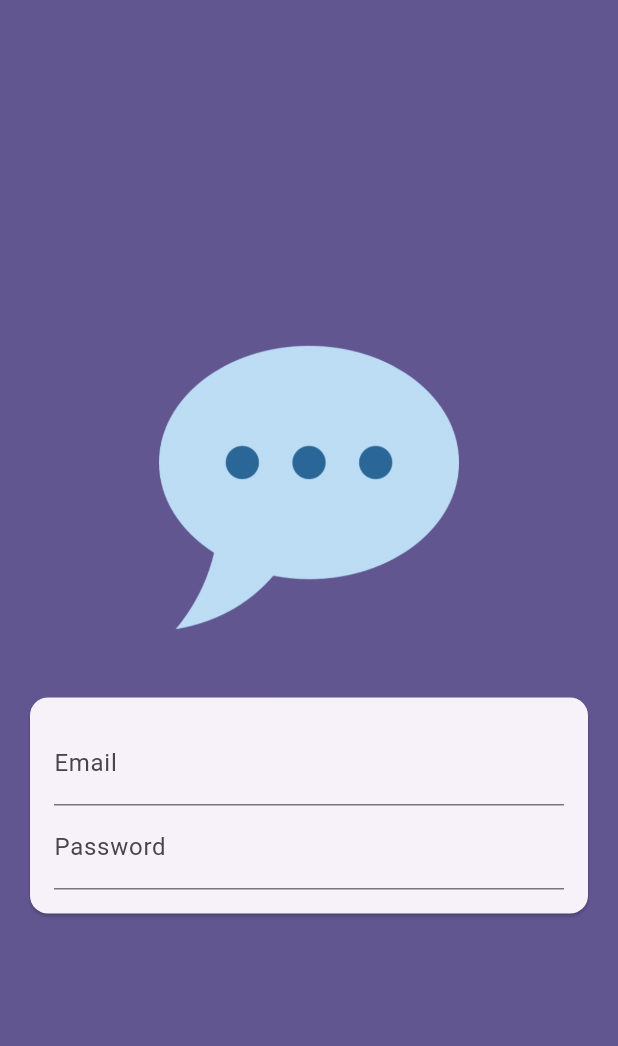
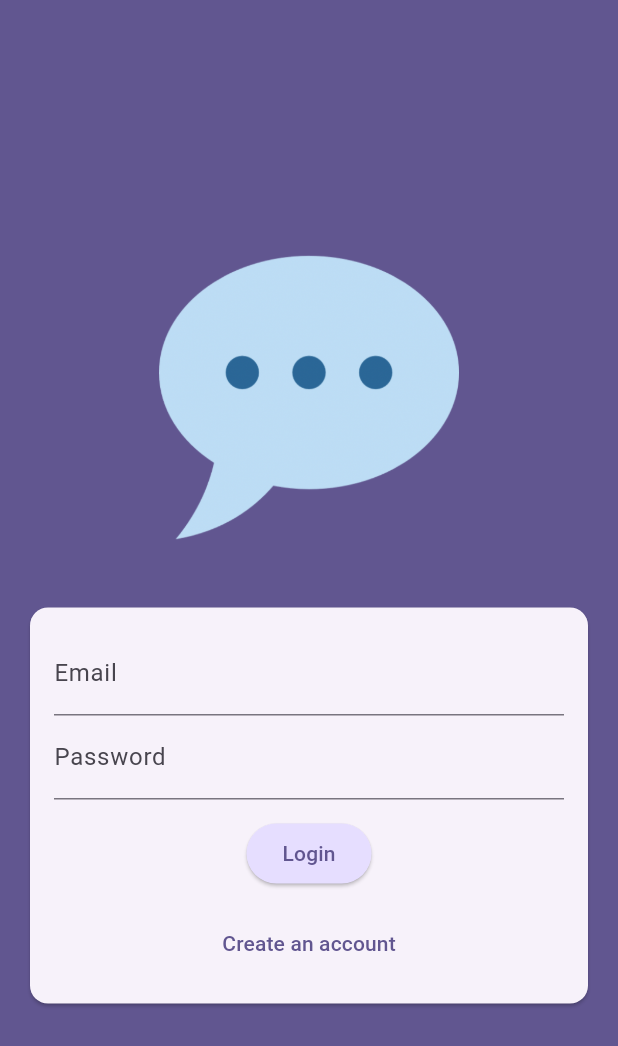
Before and after one commit to BigSteveAbdulmex/Chat-App, a Flutter app: the screen it shows after launch, on a phone screen of 412 x 824 dp. Shown: the top 1046 px of the screen. Run offline on Flutter 3.47's test engine with Material 3 defaults, Android fonts, the phone set to English and light mode, and no system bars.

Commit message:
Added logic to switch between Login and signup screens

```diff
--- a/lib/screens/auth.dart
+++ b/lib/screens/auth.dart
@@ -10,6 +10,7 @@ class AuthScreen extends StatefulWidget {
 }
 
 class _AuthScreenState extends State<AuthScreen> {
+  var _isLogin = true;
   @override
   Widget build(BuildContext context) {
     return Scaffold(
@@ -54,6 +55,29 @@ class _AuthScreenState extends State<AuthScreen> {
                             ),
                             obscureText: true,
                           ),
+                          const SizedBox(height: 12),
+                          ElevatedButton(
+                            onPressed: () {},
+                            style: ElevatedButton.styleFrom(
+                              backgroundColor: Theme.of(context)
+                                  .colorScheme
+                                  .primaryContainer,
+                            ),
+                            child: Text(_isLogin ? 'Login' : 'Sign up'),
+                          ),
+                          const SizedBox(height: 12),
+                          TextButton(
+                            onPressed: () {
+                              setState(() {
+                                _isLogin = !_isLogin;
+                              });
+                            },
+                            child: Text(
+                              _isLogin
+                                  ? 'Create an account'
+                                  : 'I already have an account',
+                            ),
+                          ),
                         ],
                       ),
                     ),
```
